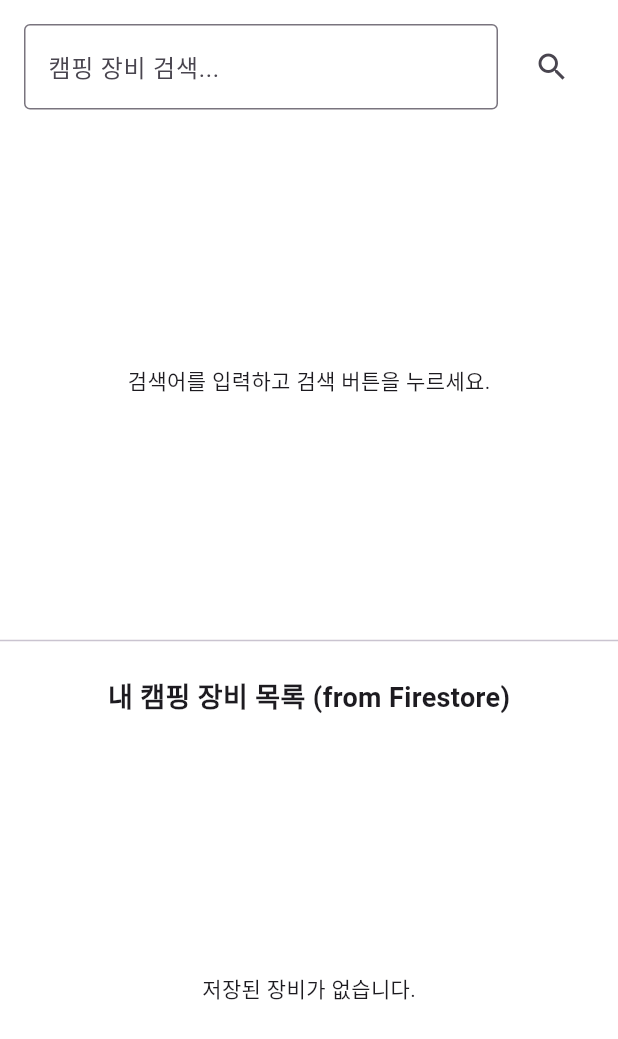
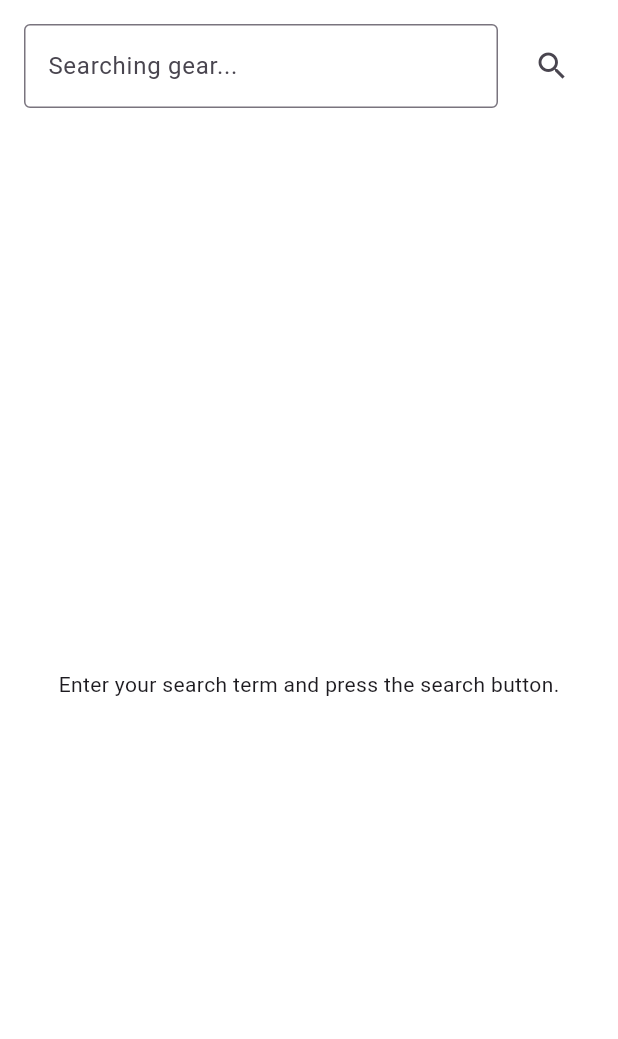
Before and after one commit to marunemo/GearBear, a Flutter app: the GearFinderWidget widget shown alone on an empty page, opened directly, on a phone screen of 412 x 824 dp. Shown: the top 1039 px of the screen. Run offline on Flutter 3.47's test engine with Material 3 defaults, Android fonts, the light colour scheme and no system bars; our stand-ins replace cloud_firestore, firebase_ai, firebase_auth, firebase_core, firebase_storage, fl_chart and 2 more; accounts and stored records are empty; generated files the repository leaves out were written again.

Commit message:
[Chore] change format of search window

```diff
--- a/gearbear/lib/gearDoctor.dart
+++ b/gearbear/lib/gearDoctor.dart
@@ -43,11 +43,11 @@ Future<Map<String, Object?>> fetchCampToolByGoogleSearch(String query) async {
   final response = await http.get(Uri.parse(url));
   if (response.statusCode == 200) {
     final data = json.decode(response.body);
-    // 대표 검색 결과 1~3개만 추출
+    // 대표 검색 결과 10개만 추출
     final items = data['items'] as List<dynamic>?;
     if (items != null && items.isNotEmpty) {
       return {
-        'results': items.take(3).map((item) => {
+        'results': items.take(10).map((item) => {
           'title': item['title'],
           'link': item['link'],
           'snippet': item['snippet'],
@@ -69,10 +69,10 @@ class GeminiService {
   GeminiService()
       : fetchCampToolByGoogleSearchTool = FunctionDeclaration(
           'fetchCampToolByGoogleSearch',
-          '구글 검색을 통해 캠프 도구 정보를 실시간으로 조회합니다.',
+          'Get real-time camp tool information via Google search',
           parameters: {
             'query': Schema.string(
-              description: '검색할 캠프 도구 이름 또는 관련 키워드 (예: 캠프 랜턴 추천)'
+              description: 'Camp tool name or related keyword to search for (e.g., camp lantern recommends)'
             ),
           },
         ),
@@ -82,10 +82,10 @@ class GeminiService {
             Tool.functionDeclarations([
               FunctionDeclaration(
                 'fetchCampToolByGoogleSearch',
-                '구글 검색을 통해 캠프 도구 정보를 실시간으로 조회합니다.',
+                'Get real-time camp tool information via Google search',
                 parameters: {
                   'query': Schema.string(
-                    description: '검색할 캠프 도구 이름 또는 관련 키워드 (예: 캠프 랜턴 추천)'
+                    description: 'Camp tool name or related keyword to search for (e.g., camp lantern recommends)'
                   ),
                 },
               ),
@@ -157,15 +157,16 @@ class GearDoctorPage extends StatelessWidget {
 
   @override
   Widget build(BuildContext context) {
-    return MaterialApp(
-      title: 'Camping Gear Finder',
-      home: Scaffold(
-        appBar: AppBar(
-          title: const Text('🏕️ Gemini Gear Finder (No State-Management)'),
+    return Scaffold(
+      appBar: AppBar(
+        title: const Text('Gear Doctor'),
+        leading: IconButton(
+          icon: const Icon(Icons.arrow_back),
+          onPressed: () => Navigator.pop(context),
         ),
-        // 핵심 로직을 담고 있는 StatefulWidget을 body에 배치
-        body: const GearFinderWidget(),
       ),
+      // 핵심 로직을 담고 있는 StatefulWidget을 body에 배치
+      body: const GearFinderWidget(),
     );
   }
 }
@@ -211,7 +212,7 @@ class _GearFinderWidgetState extends State<GearFinderWidget> {
       });
     } catch (e) {
       setState(() {
-        _errorMessage = "검색 중 오류 발생: $e";
+        _errorMessage = "Error in search: $e";
         _searchResults = []; // 오류 발생 시 이전 결과 초기화
         _isLoading = false;
       });
@@ -244,13 +245,13 @@ class _GearFinderWidgetState extends State<GearFinderWidget> {
 
       if (mounted) {
         ScaffoldMessenger.of(context).showSnackBar(
-          SnackBar(content: Text('${item.gearName}이(가) Firestore에 추가되었습니다.')),
+          SnackBar(content: Text('${item.gearName} is added.')),
         );
       }
     } catch (e) {
       if (mounted) {
         ScaffoldMessenger.of(context).showSnackBar(
-          SnackBar(content: Text('Firestore 저장 실패: $e')),
+          SnackBar(content: Text('Fail to add the gear: $e')),
         );
       }
     }
@@ -275,7 +276,7 @@ class _GearFinderWidgetState extends State<GearFinderWidget> {
                 child: TextField(
                   controller: _searchController,
                   decoration: const InputDecoration(
-                    hintText: '캠핑 장비 검색...',
+                    hintText: 'Searching gear...',
                     border: OutlineInputBorder(),
                   ),
                   // 키보드의 완료 버튼으로도 검색 실행
@@ -317,6 +318,14 @@ class _GearFinderWidgetState extends State<GearFinderWidget> {
                 return Card(
                   margin: const EdgeInsets.symmetric(horizontal: 16, vertical: 4),
                   child: ListTile(
+                    leading: item.imgUrl != null && item.imgUrl.isNotEmpty
+                        ? Image.network(
+                            item.imgUrl,
+                            width: 30,
+                            height: 30,
+                            fit: BoxFit.cover,
+                          )
+                        : const Icon(Icons.image_not_supported),
                     title: Text(item.gearName),
                     subtitle: Text('${item.manufacturer} / ${item.type} / ${item.weight}g'),
                     trailing: ElevatedButton(
@@ -331,49 +340,8 @@ class _GearFinderWidgetState extends State<GearFinderWidget> {
         // 검색 결과가 없을 때 (초기 상태 포함)
         else
           const Expanded(
-            child: Center(child: Text('검색어를 입력하고 검색 버튼을 누르세요.')),
+            child: Center(child: Text('Enter your search term and press the search button.')),
           ),
-
-        const Divider(),
-        const Padding(
-          padding: EdgeInsets.all(16.0),
-          child: Text("내 캠핑 장비 목록 (from Firestore)", style: TextStyle(fontSize: 18, fontWeight: FontWeight.bold)),
-        ),
-
-        // --- Firestore 데이터 표시 UI ---
-        Expanded(
-          // StreamBuilder를 사용하여 Firestore 'Gear' 컬렉션의 변경사항을 실시간으로 감지
-          child: StreamBuilder<QuerySnapshot>(
-            stream: FirebaseFirestore.instance.collection('Gear').orderBy('createdAt', descending: true).snapshots(),
-            builder: (context, snapshot) {
-              if (snapshot.connectionState == ConnectionState.waiting) {
-                return const Center(child: CircularProgressIndicator());
-              }
-              if (snapshot.hasError) {
-                return Center(child: Text('데이터를 불러오지 못했습니다: ${snapshot.error}'));
-              }
-              if (!snapshot.hasData || snapshot.data!.docs.isEmpty) {
-                return const Center(child: Text('저장된 장비가 없습니다.'));
-              }
-
-              // Firestore 문서를 Gear 객체 리스트로 변환
-              final gears = snapshot.data!.docs.map((doc) => Gear.fromDocument(doc)).toList();
-
-              return ListView.builder(
-                itemCount: gears.length,
-                itemBuilder: (context, index) {
-                  final gear = gears[index];
-                  return ListTile(
-                    leading: CircleAvatar(child: Text(gear.type.isNotEmpty ? gear.type.substring(0, 1) : "E")),
-                    title: Text(gear.gearName),
-                    subtitle: Text('${gear.manufacturer} | ${gear.type}'),
-                    trailing: Text('${gear.weight}g'),
-                  );
-                },
-              );
-            },
-          ),
-        ),
       ],
     );
   }
```
